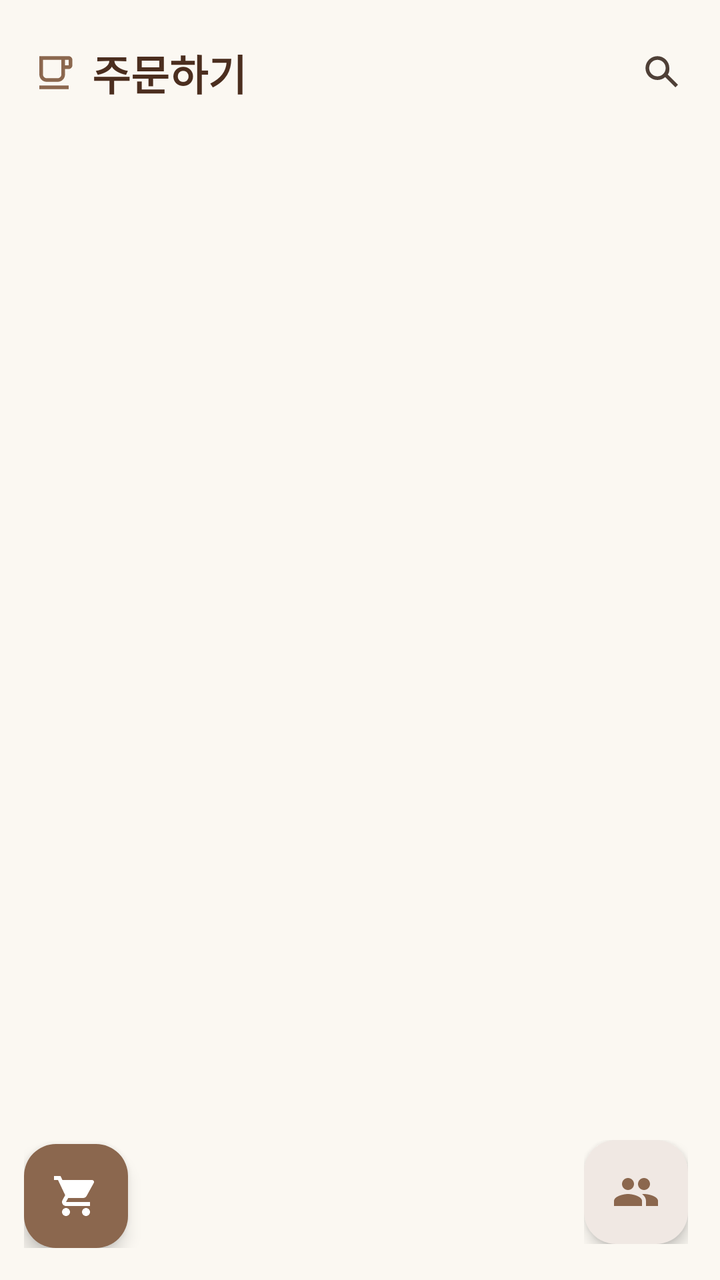
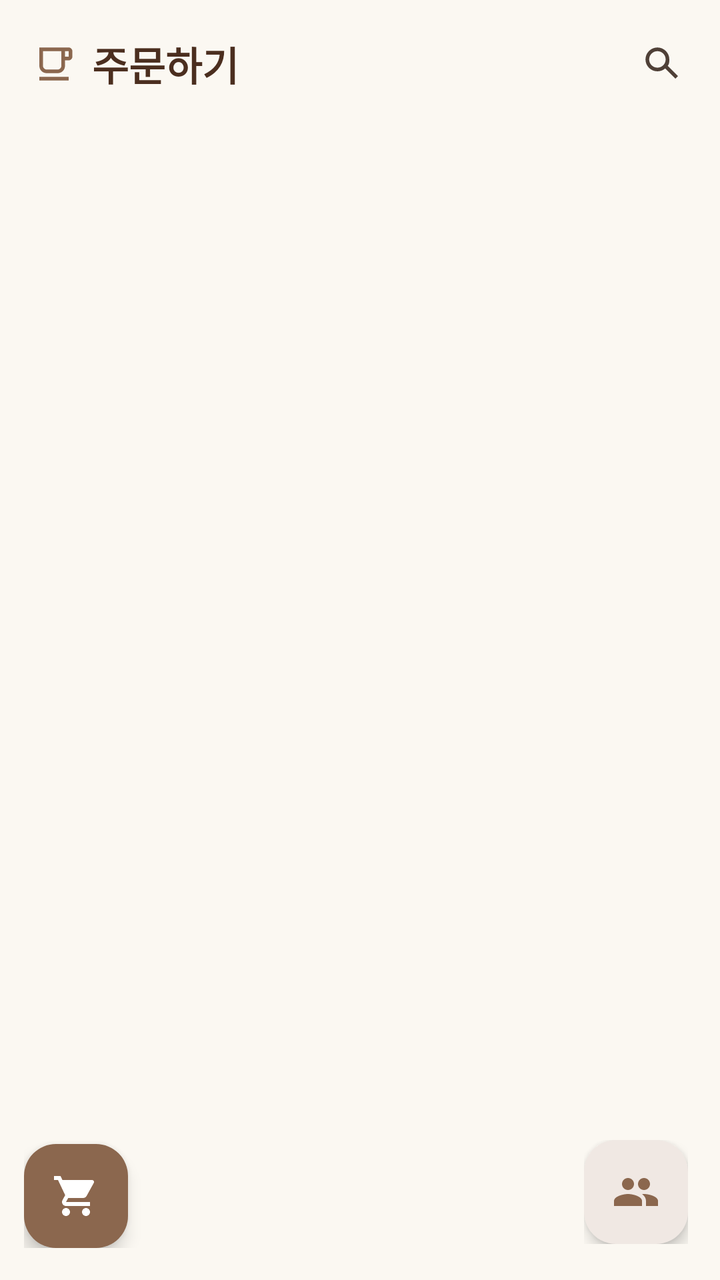

Before-and-after screenshots of an Android layout around one commit, followed by the original layout XML and the change that was made.
<!-- AndroidManifest.xml: application theme Theme.Payclient -->
<!-- res/layout/fragment_order.xml -->
<?xml version="1.0" encoding="utf-8"?>
<androidx.constraintlayout.widget.ConstraintLayout
    xmlns:android="http://schemas.android.com/apk/res/android"
    xmlns:app="http://schemas.android.com/apk/res-auto"
    android:layout_width="match_parent"
    android:layout_height="match_parent"
    android:background="@color/home_background">

    <androidx.constraintlayout.widget.ConstraintLayout
        android:id="@+id/layout_order_header"
        android:layout_width="0dp"
        android:layout_height="72dp"
        android:paddingStart="16dp"
        android:paddingEnd="16dp"
        app:layout_constraintEnd_toEndOf="parent"
        app:layout_constraintStart_toStartOf="parent"
        app:layout_constraintTop_toTopOf="parent">

        <ImageView
            android:id="@+id/iv_order_title_icon"
            android:layout_width="22dp"
            android:layout_height="22dp"
            android:contentDescription="@null"
            android:src="@drawable/ic_cup_line"
            app:tint="@color/coffee_brown"
            app:layout_constraintBottom_toBottomOf="@id/tv_order_title"
            app:layout_constraintStart_toStartOf="parent"
            app:layout_constraintTop_toTopOf="@id/tv_order_title" />

        <TextView
            android:id="@+id/tv_order_title"
            android:layout_width="0dp"
            android:layout_height="wrap_content"
            android:layout_marginStart="8dp"
            android:layout_marginEnd="16dp"
            android:text="주문하기"
            android:textColor="@color/coffee_brown_dark"
            android:textSize="21sp"
            android:textStyle="bold"
            app:layout_constraintBottom_toBottomOf="parent"
            app:layout_constraintEnd_toStartOf="@id/iv_order_search"
            app:layout_constraintStart_toEndOf="@id/iv_order_title_icon"
            app:layout_constraintTop_toTopOf="parent" />

        <ImageView
            android:id="@+id/iv_order_search"
            android:layout_width="26dp"
            android:layout_height="26dp"
            android:contentDescription="검색"
            android:padding="2dp"
            android:src="@drawable/ic_search"
            app:tint="@color/nav_unselected"
            app:layout_constraintBottom_toBottomOf="@id/tv_order_title"
            app:layout_constraintEnd_toEndOf="parent"
            app:layout_constraintTop_toTopOf="@id/tv_order_title" />
    </androidx.constraintlayout.widget.ConstraintLayout>

    <androidx.recyclerview.widget.RecyclerView
        android:id="@+id/rv_menu_list"
        android:layout_width="0dp"
        android:layout_height="0dp"
        android:clipToPadding="false"
        android:overScrollMode="never"
        android:paddingStart="8dp"
        android:paddingTop="4dp"
        android:paddingEnd="8dp"
        android:paddingBottom="120dp"
        app:layout_constraintBottom_toBottomOf="parent"
        app:layout_constraintEnd_toEndOf="parent"
        app:layout_constraintStart_toStartOf="parent"
        app:layout_constraintTop_toBottomOf="@id/layout_order_header" />

    <FrameLayout
        android:id="@+id/cart_fab_container"
        android:layout_width="64dp"
        android:layout_height="64dp"
        android:layout_marginStart="12dp"
        android:layout_marginBottom="16dp"
        app:layout_constraintBottom_toBottomOf="parent"
        app:layout_constraintStart_toStartOf="parent">

        <com.google.android.material.floatingactionbutton.FloatingActionButton
            android:id="@+id/fab_personal_cart"
            android:layout_width="52dp"
            android:layout_height="52dp"
            android:layout_gravity="bottom|start"
            android:contentDescription="장바구니"
            android:src="@drawable/ic_cart_outline"
            app:backgroundTint="@color/coffee_brown"
            app:elevation="5dp"
            app:fabCustomSize="52dp"
            app:tint="@color/white" />

        <TextView
            android:id="@+id/tv_cart_badge"
            android:layout_width="18dp"
            android:layout_height="18dp"
            android:layout_gravity="top|end"
            android:background="@drawable/bg_cart_badge"
            android:gravity="center"
            android:text="0"
            android:textColor="@color/white"
            android:textSize="10sp"
            android:textStyle="bold"
            android:visibility="gone" />
    </FrameLayout>

    <LinearLayout
        android:id="@+id/layout_group_fabs"
        android:layout_width="wrap_content"
        android:layout_height="wrap_content"
        android:layout_marginEnd="16dp"
        android:layout_marginBottom="18dp"
        android:clipChildren="false"
        android:clipToPadding="false"
        android:gravity="end"
        android:orientation="vertical"
        app:layout_constraintBottom_toBottomOf="parent"
        app:layout_constraintEnd_toEndOf="parent">

        <com.google.android.material.floatingactionbutton.ExtendedFloatingActionButton
            android:id="@+id/fab_create_group"
            android:layout_width="wrap_content"
            android:layout_height="44dp"
            android:layout_marginBottom="10dp"
            android:text="방 만들기"
            android:textColor="@color/white"
            android:textSize="13sp"
            android:textStyle="bold"
            android:visibility="gone"
            app:backgroundTint="@color/coffee_brown"
            app:icon="@drawable/ic_group_add"
            app:iconTint="@color/white" />

        <com.google.android.material.floatingactionbutton.ExtendedFloatingActionButton
            android:id="@+id/fab_join_group"
            android:layout_width="wrap_content"
            android:layout_height="44dp"
            android:layout_marginBottom="12dp"
            android:text="방 입장"
            android:textColor="@color/coffee_brown_dark"
            android:textSize="13sp"
            android:textStyle="bold"
            android:visibility="gone"
            app:backgroundTint="@color/nav_selected_bg"
            app:icon="@drawable/ic_group_enter"
            app:iconTint="@color/coffee_brown" />

        <com.google.android.material.floatingactionbutton.FloatingActionButton
            android:id="@+id/fab_group_menu"
            android:layout_width="52dp"
            android:layout_height="52dp"
            android:contentDescription="같이 주문"
            android:src="@drawable/ic_group_order"
            app:backgroundTint="@color/nav_selected_bg"
            app:elevation="4dp"
            app:fabCustomSize="52dp"
            app:tint="@color/coffee_brown" />
    </LinearLayout>
</androidx.constraintlayout.widget.ConstraintLayout>
<!-- resources referenced by this layout -->
<resources>
  <color name="coffee_brown">#8B674E</color>
  <color name="coffee_brown_dark">#4B2E1F</color>
  <color name="home_background">#FBF8F2</color>
  <color name="nav_selected_bg">#F0E8E3</color>
  <color name="nav_unselected">#4F4037</color>
  <color name="white">#FFFFFFFF</color>
  <!-- drawable bg_cart_badge (drawable) -->
  <?xml version="1.0" encoding="utf-8"?>
  <shape xmlns:android="http://schemas.android.com/apk/res/android"
      android:shape="oval">
      <solid android:color="#D7232A" />
      <stroke
          android:width="1dp"
          android:color="@color/white" />
  </shape>
  <!-- drawable ic_cup_line (drawable) -->
  <vector xmlns:android="http://schemas.android.com/apk/res/android"
      android:width="24dp"
      android:height="24dp"
      android:viewportWidth="24"
      android:viewportHeight="24">
      <path
          android:fillColor="#FF000000"
          android:pathData="M20,3H4v10c0,2.21 1.79,4 4,4h6c2.21,0 4,-1.79 4,-4v-3h2c1.11,0 2,-0.9 2,-2V5c0,-1.11 -0.89,-2 -2,-2zM16,13c0,1.1 -0.9,2 -2,2H8c-1.1,0 -2,-0.9 -2,-2V5h10v8zM20,8h-2V5h2v3zM4,19h16v2H4z" />
  </vector>
  <!-- drawable ic_group_add (drawable) -->
  <vector xmlns:android="http://schemas.android.com/apk/res/android"
      android:width="24dp"
      android:height="24dp"
      android:viewportWidth="24"
      android:viewportHeight="24">
      <path
          android:fillColor="#FF000000"
          android:pathData="M15,12C17.21,12 19,10.21 19,8S17.21,4 15,4 11,5.79 11,8 12.79,12 15,12ZM15,6C16.1,6 17,6.9 17,8S16.1,10 15,10 13,9.1 13,8 13.9,6 15,6ZM15,14C12.33,14 7,15.34 7,18V20H18V18H9C9.54,17.13 12.05,16 15,16 15.7,16 16.39,16.07 17,16.19V14.17C16.34,14.06 15.66,14 15,14ZM6,10V7H4V10H1V12H4V15H6V12H9V10H6ZM20,14V17H23V19H20V22H18V19H15V17H18V14H20Z" />
  </vector>
  <!-- drawable ic_group_enter (drawable) -->
  <vector xmlns:android="http://schemas.android.com/apk/res/android"
      android:width="24dp"
      android:height="24dp"
      android:viewportWidth="24"
      android:viewportHeight="24">
      <path
          android:fillColor="#FF000000"
          android:pathData="M10,17V14H3V10H10V7L15,12L10,17ZM12,3H20C21.1,3 22,3.9 22,5V19C22,20.1 21.1,21 20,21H12C10.9,21 10,20.1 10,19V18H12V19H20V5H12V6H10V5C10,3.9 10.9,3 12,3Z" />
  </vector>
  <!-- drawable ic_search (drawable) -->
  <vector xmlns:android="http://schemas.android.com/apk/res/android"
      android:width="24dp"
      android:height="24dp"
      android:viewportWidth="24"
      android:viewportHeight="24">
      <path
          android:fillColor="#FF000000"
          android:pathData="M9.5,3C5.91,3 3,5.91 3,9.5S5.91,16 9.5,16C11.11,16 12.59,15.41 13.73,14.43L19.29,20L20.7,18.59L15.14,13.03C16,11.91 16,10.76 16,9.5C16,5.91 13.09,3 9.5,3ZM9.5,5C11.99,5 14,7.01 14,9.5S11.99,14 9.5,14 5,11.99 5,9.5 7.01,5 9.5,5Z" />
  </vector>
  <style name="Theme.Payclient" parent="Base.Theme.Payclient" />
  <style name="Base.Theme.Payclient" parent="Theme.Material3.DayNight.NoActionBar">
          
          <item name="colorPrimary">@color/beige</item>
          <item name="android:windowBackground">@color/baby_blue</item>
      </style>
  <color name="beige">#D9C4B0</color>
  <color name="baby_blue">#ECEEDF</color>
  <!-- unchanged entries left out for length: 2 -->
</resources>

<!-- the commit's change to res/layout/fragment_order.xml (unified diff, before → after) -->
@@ -9,7 +9,7 @@
     <androidx.constraintlayout.widget.ConstraintLayout
         android:id="@+id/layout_order_header"
         android:layout_width="0dp"
-        android:layout_height="72dp"
+        android:layout_height="64dp"
         android:paddingStart="16dp"
         android:paddingEnd="16dp"
         app:layout_constraintEnd_toEndOf="parent"
@@ -35,7 +35,7 @@
             android:layout_marginEnd="16dp"
             android:text="주문하기"
             android:textColor="@color/coffee_brown_dark"
-            android:textSize="21sp"
+            android:textSize="20sp"
             android:textStyle="bold"
             app:layout_constraintBottom_toBottomOf="parent"
             app:layout_constraintEnd_toStartOf="@id/iv_order_search"
@@ -129,7 +129,7 @@
             android:textStyle="bold"
             android:visibility="gone"
             app:backgroundTint="@color/coffee_brown"
-            app:icon="@drawable/ic_group_add"
+            app:icon="@drawable/person_add_24px"
             app:iconTint="@color/white" />
 
         <com.google.android.material.floatingactionbutton.ExtendedFloatingActionButton
<!-- resource entries referenced after the edit -->
@@ -25,16 +25,6 @@
           android:fillColor="#FF000000"
           android:pathData="M20,3H4v10c0,2.21 1.79,4 4,4h6c2.21,0 4,-1.79 4,-4v-3h2c1.11,0 2,-0.9 2,-2V5c0,-1.11 -0.89,-2 -2,-2zM16,13c0,1.1 -0.9,2 -2,2H8c-1.1,0 -2,-0.9 -2,-2V5h10v8zM20,8h-2V5h2v3zM4,19h16v2H4z" />
   </vector>
-  <!-- drawable ic_group_add (drawable) -->
-  <vector xmlns:android="http://schemas.android.com/apk/res/android"
-      android:width="24dp"
-      android:height="24dp"
-      android:viewportWidth="24"
-      android:viewportHeight="24">
-      <path
-          android:fillColor="#FF000000"
-          android:pathData="M15,12C17.21,12 19,10.21 19,8S17.21,4 15,4 11,5.79 11,8 12.79,12 15,12ZM15,6C16.1,6 17,6.9 17,8S16.1,10 15,10 13,9.1 13,8 13.9,6 15,6ZM15,14C12.33,14 7,15.34 7,18V20H18V18H9C9.54,17.13 12.05,16 15,16 15.7,16 16.39,16.07 17,16.19V14.17C16.34,14.06 15.66,14 15,14ZM6,10V7H4V10H1V12H4V15H6V12H9V10H6ZM20,14V17H23V19H20V22H18V19H15V17H18V14H20Z" />
-  </vector>
   <!-- drawable ic_group_enter (drawable) -->
   <vector xmlns:android="http://schemas.android.com/apk/res/android"
       android:width="24dp"
@@ -55,6 +45,17 @@
           android:fillColor="#FF000000"
           android:pathData="M9.5,3C5.91,3 3,5.91 3,9.5S5.91,16 9.5,16C11.11,16 12.59,15.41 13.73,14.43L19.29,20L20.7,18.59L15.14,13.03C16,11.91 16,10.76 16,9.5C16,5.91 13.09,3 9.5,3ZM9.5,5C11.99,5 14,7.01 14,9.5S11.99,14 9.5,14 5,11.99 5,9.5 7.01,5 9.5,5Z" />
   </vector>
+  <!-- drawable person_add_24px (drawable) -->
+  <vector xmlns:android="http://schemas.android.com/apk/res/android"
+      android:width="24dp"
+      android:height="24dp"
+      android:viewportWidth="960"
+      android:viewportHeight="960"
+      android:tint="?attr/colorControlNormal">
+    <path
+        android:fillColor="@android:color/white"
+        android:pathData="M720,560L720,440L600,440L600,360L720,360L720,240L800,240L800,360L920,360L920,440L800,440L800,560L720,560ZM247,433Q200,386 200,320Q200,254 247,207Q294,160 360,160Q426,160 473,207Q520,254 520,320Q520,386 473,433Q426,480 360,480Q294,480 247,433ZM40,800L40,688Q40,654 57.5,625.5Q75,597 104,582Q166,551 230,535.5Q294,520 360,520Q426,520 490,535.5Q554,551 616,582Q645,597 662.5,625.5Q680,654 680,688L680,800L40,800ZM120,720L600,720L600,688Q600,677 594.5,668Q589,659 580,654Q526,627 471,613.5Q416,600 360,600Q304,600 249,613.5Q194,627 140,654Q131,659 125.5,668Q120,677 120,688L120,720ZM416.5,376.5Q440,353 440,320Q440,287 416.5,263.5Q393,240 360,240Q327,240 303.5,263.5Q280,287 280,320Q280,353 303.5,376.5Q327,400 360,400Q393,400 416.5,376.5ZM360,320Q360,320 360,320Q360,320 360,320Q360,320 360,320Q360,320 360,320Q360,320 360,320Q360,320 360,320Q360,320 360,320Q360,320 360,320ZM360,720L360,720Q360,720 360,720Q360,720 360,720Q360,720 360,720Q360,720 360,720Q360,720 360,720Q360,720 360,720Q360,720 360,720Q360,720 360,720L360,720Z"/>
+  </vector>
   <style name="Theme.Payclient" parent="Base.Theme.Payclient" />
   <style name="Base.Theme.Payclient" parent="Theme.Material3.DayNight.NoActionBar">
           
